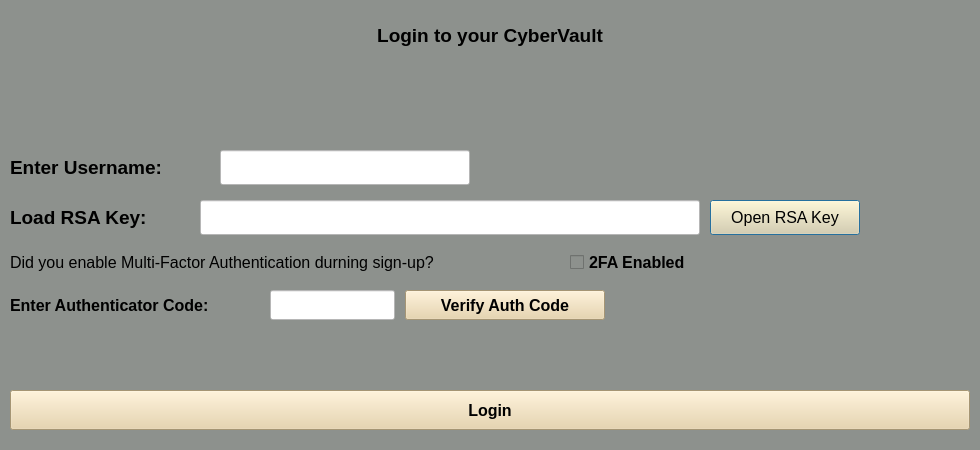
Before: the Qt Designer form login.ui in dark-anub1s/CyberVault, drawn with Qt 5.
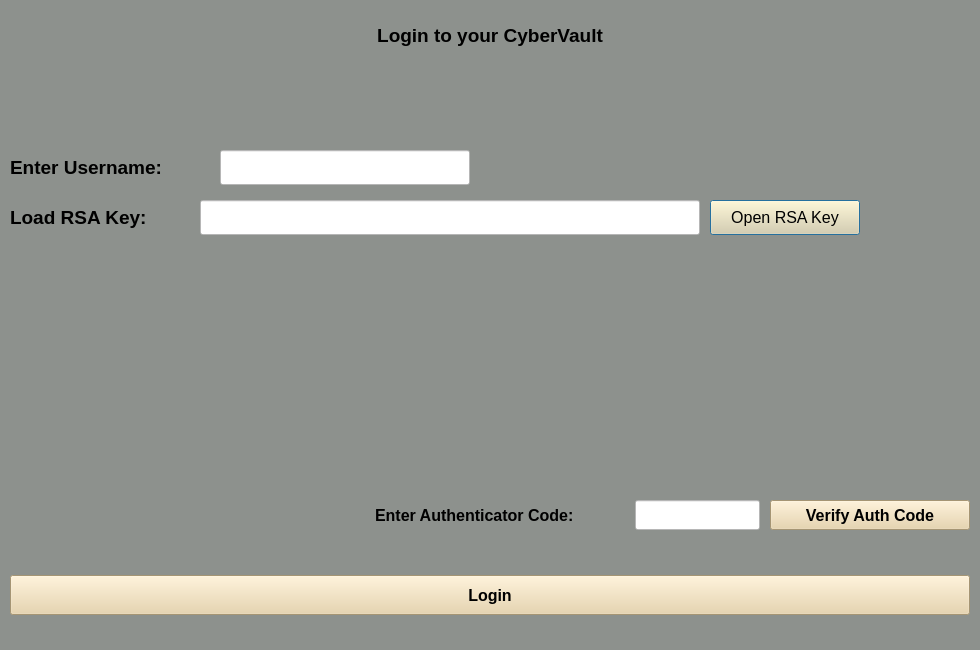
After: the same form once the commit is applied.

Patch:
```diff
--- a/login.ui
+++ b/login.ui
@@ -7,7 +7,7 @@
     <x>0</x>
     <y>0</y>
     <width>980</width>
-    <height>450</height>
+    <height>650</height>
    </rect>
   </property>
   <property name="sizePolicy">
@@ -19,13 +19,13 @@
   <property name="minimumSize">
    <size>
     <width>980</width>
-    <height>450</height>
+    <height>650</height>
    </size>
   </property>
   <property name="maximumSize">
    <size>
     <width>980</width>
-    <height>450</height>
+    <height>650</height>
    </size>
   </property>
   <property name="windowTitle">
@@ -169,51 +169,11 @@
     <string>Open RSA Key</string>
    </property>
   </widget>
-  <widget class="QLabel" name="mfa_label">
-   <property name="geometry">
-    <rect>
-     <x>10</x>
-     <y>245</y>
-     <width>550</width>
-     <height>35</height>
-    </rect>
-   </property>
-   <property name="font">
-    <font>
-     <family>Arial</family>
-     <pointsize>12</pointsize>
-    </font>
-   </property>
-   <property name="text">
-    <string>Did you enable Multi-Factor Authentication durning sign-up?</string>
-   </property>
-  </widget>
-  <widget class="QCheckBox" name="mfa_checkBox">
-   <property name="geometry">
-    <rect>
-     <x>570</x>
-     <y>245</y>
-     <width>150</width>
-     <height>35</height>
-    </rect>
-   </property>
-   <property name="font">
-    <font>
-     <family>Arial</family>
-     <pointsize>12</pointsize>
-     <weight>75</weight>
-     <bold>true</bold>
-    </font>
-   </property>
-   <property name="text">
-    <string>2FA Enabled</string>
-   </property>
-  </widget>
   <widget class="QLabel" name="auth_code_lable">
    <property name="geometry">
     <rect>
-     <x>10</x>
-     <y>290</y>
+     <x>375</x>
+     <y>500</y>
      <width>250</width>
      <height>30</height>
     </rect>
@@ -233,8 +193,8 @@
   <widget class="QLineEdit" name="auth_code_entry">
    <property name="geometry">
     <rect>
-     <x>270</x>
-     <y>290</y>
+     <x>635</x>
+     <y>500</y>
      <width>125</width>
      <height>30</height>
     </rect>
@@ -255,8 +215,8 @@
   <widget class="QPushButton" name="verify_code_btn">
    <property name="geometry">
     <rect>
-     <x>405</x>
-     <y>290</y>
+     <x>770</x>
+     <y>500</y>
      <width>200</width>
      <height>30</height>
     </rect>
@@ -281,7 +241,7 @@
    <property name="geometry">
     <rect>
      <x>10</x>
-     <y>390</y>
+     <y>575</y>
      <width>960</width>
      <height>40</height>
     </rect>
```
